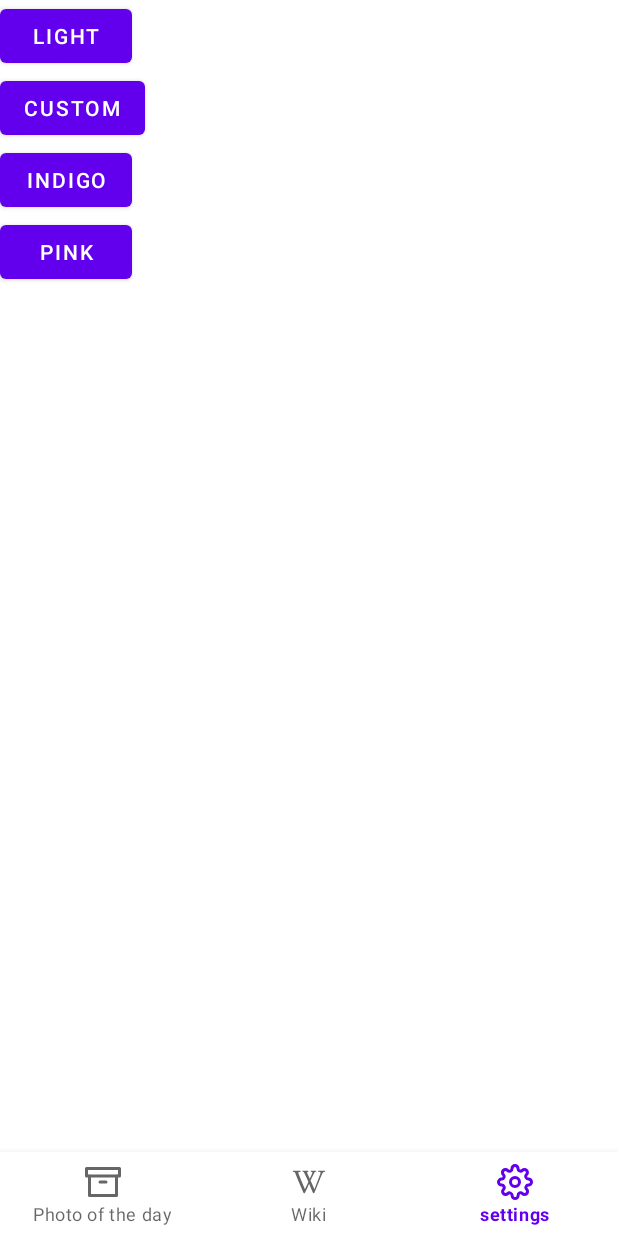
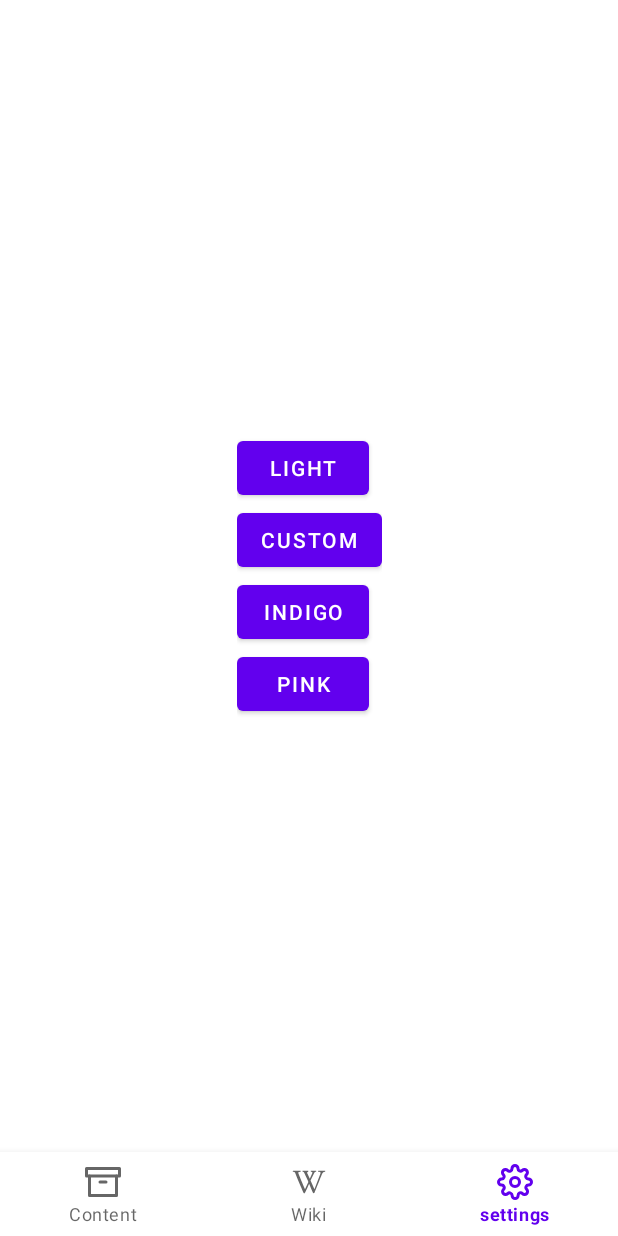
Before and after one commit to stark0m/NasaCustomApp, an Android app: the screen it shows after launch (MainActivity), item 3 of the bottom bar chosen, on a phone screen of 412 x 824 dp. Run offline under Robolectric (Android 15) with nearby library versions, the phone set to English and light mode, and no system bars; network calls fail; pictures from the network do not load.

Commit message:
задание  4/ добавили гайдлайны на вкладку "Настройки"

```diff
--- a/app/src/main/res/layout/fragment_settings.xml
+++ b/app/src/main/res/layout/fragment_settings.xml
@@ -1,14 +1,32 @@
 <?xml version="1.0" encoding="utf-8"?>
-<FrameLayout xmlns:android="http://schemas.android.com/apk/res/android"
+<androidx.constraintlayout.widget.ConstraintLayout xmlns:android="http://schemas.android.com/apk/res/android"
+    xmlns:app="http://schemas.android.com/apk/res-auto"
     xmlns:tools="http://schemas.android.com/tools"
     android:layout_width="match_parent"
     android:layout_height="match_parent"
-    tools:context=".view.SettingsFragment"
-    >
+    tools:context=".view.SettingsFragment">
+
+    <androidx.constraintlayout.widget.Guideline
+        android:id="@+id/guideline_vertical"
+        android:layout_width="wrap_content"
+        android:layout_height="wrap_content"
+        android:orientation="vertical"
+        app:layout_constraintGuide_percent="0.5" />
+
+    <androidx.constraintlayout.widget.Guideline
+        android:id="@+id/guideline_horizontal"
+        android:layout_width="wrap_content"
+        android:layout_height="wrap_content"
+        android:orientation="horizontal"
+        app:layout_constraintGuide_percent="0.5" />
 
     <androidx.appcompat.widget.LinearLayoutCompat
-        android:layout_width="match_parent"
-        android:layout_height="match_parent"
+        android:id="@+id/linear_layout_buttons"
+        android:layout_width="wrap_content"
+        android:layout_height="wrap_content"
         android:orientation="vertical"
-        android:id="@+id/linear_layout_buttons"/>
-</FrameLayout>
+        app:layout_constraintBottom_toBottomOf="@id/guideline_horizontal"
+        app:layout_constraintEnd_toEndOf="@+id/guideline_vertical"
+        app:layout_constraintStart_toStartOf="@+id/guideline_vertical"
+        app:layout_constraintTop_toTopOf="@id/guideline_horizontal" />
+</androidx.constraintlayout.widget.ConstraintLayout>
--- a/app/src/main/res/menu/menu_bottom_navigation_view.xml
+++ b/app/src/main/res/menu/menu_bottom_navigation_view.xml
@@ -3,7 +3,7 @@
     <item
         android:id="@+id/action_view_earth"
         android:icon="@drawable/ic_archive"
-        android:title="@string/photo_of_the_day_stub" />
+        android:title="@string/content" />
 
     <item
         android:id="@+id/action_view_wiki"
--- a/app/src/main/res/values/strings.xml
+++ b/app/src/main/res/values/strings.xml
@@ -11,4 +11,5 @@
     <!-- TODO: Remove or change this placeholder text -->
     <string name="hello_blank_fragment">Hello blank fragment</string>
     <string name="wiki">Wiki</string>
+    <string name="content">Content</string>
 </resources>
```
